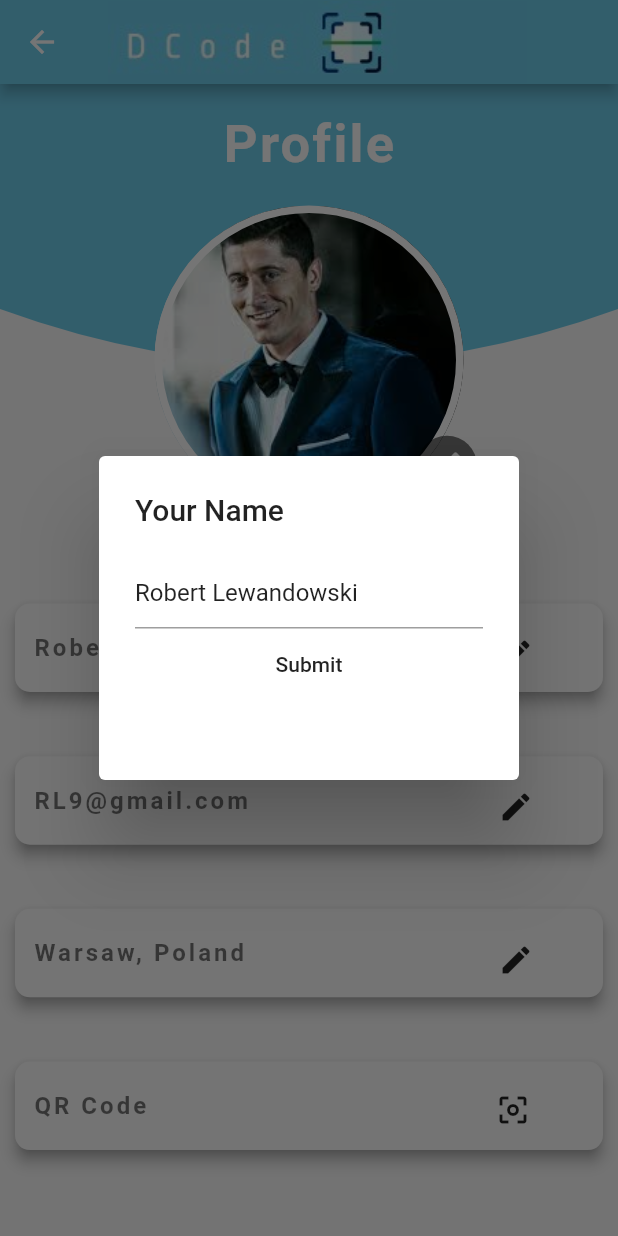
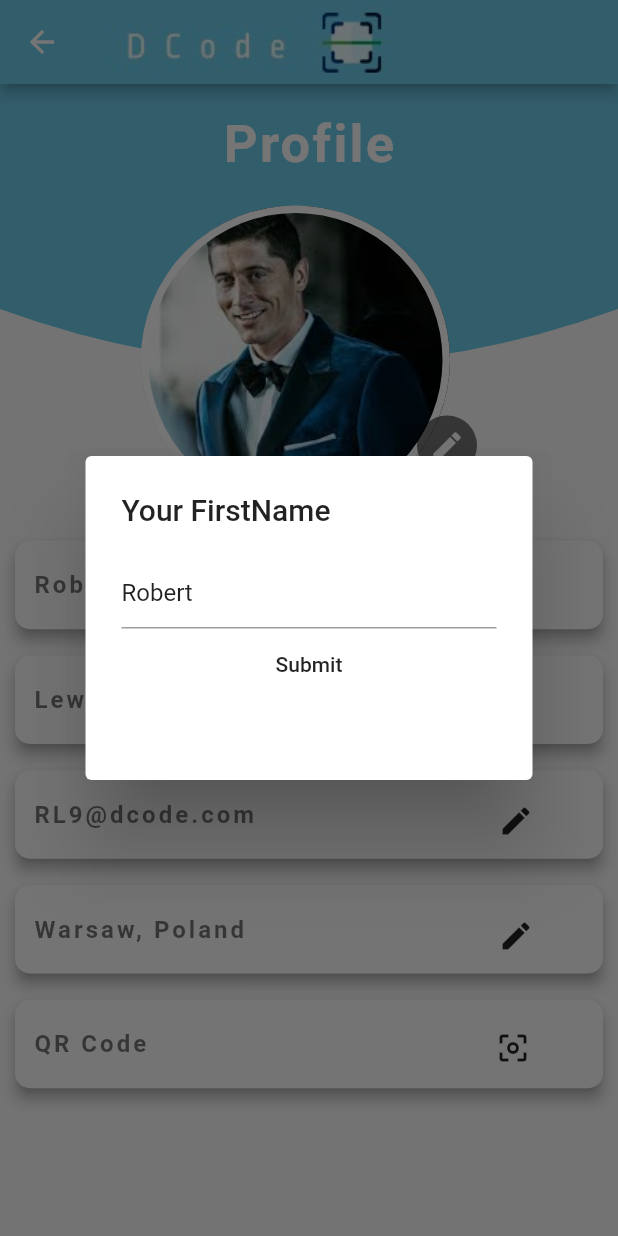
Before and after one commit to KhaledLoay99/qr_code_flutter_project, a Flutter app: the Profile screen opened directly, after a tap on the "edit" icon, on a phone screen of 412 x 824 dp. Run offline on Flutter 3.47's test engine with Material 2 defaults, Android fonts, the phone set to English and light mode, and no system bars.

Commit message:
cont profile page

```diff
--- a/lib/main.dart
+++ b/lib/main.dart
@@ -1,9 +1,10 @@
 import 'package:flutter/material.dart';
 import 'package:Dcode/ui/signup.dart';
+import 'package:Dcode/ui/profile.dart';
 
 void main() {
   runApp(new MaterialApp(
     title: "Dcode App",
-    home: new Signup(),
+    home: new Profile(),
   ));
 }
--- a/lib/ui/profile.dart
+++ b/lib/ui/profile.dart
@@ -11,6 +11,7 @@ class _ProfileState extends State<Profile> {
   final TextEditingController _controller = new TextEditingController();
   TextFormField test;
   bool _isEnabled;
+  static final validCharacters = RegExp(r"^[a-zA-Z]+$");
   final _formKey = GlobalKey<FormState>();
   TextEditingController _customController;
   createAlertDialog(BuildContext context, String type, String val) {
@@ -22,22 +23,59 @@ class _ProfileState extends State<Profile> {
             title: Text("Your $type"),
             content: Container(
               height: 125,
+              width: 250,
               child: Form(
                 key: _formKey,
                 child: Column(
                   children: [
                     TextFormField(
                       validator: (value) {
+                        if (type == "FirstName") {
                           if (value.isEmpty) {
-                          return 'Please Enter Your text';
+                            return 'Please Enter First Name';
+                          }
+                          if (value.length < 3) {
+                            return 'First Name is too short';
+                          }
+                          if (value.length > 18) {
+                            return 'First Name is too long';
+                          }
+                          if (!validCharacters.hasMatch(value)) {
+                            return 'First Name should be alphabets only';
+                          }
+                          return null;
+                        }
+                        if (type == "LastName") {
+                          if (value.isEmpty) {
+                            return 'Please Enter Last Name';
+                          }
+                          if (value.length < 3) {
+                            return 'Last Name is too short';
+                          }
+
+                          if (value.length > 18) {
+                            return 'Last Name is too long';
+                          }
+                          if (!validCharacters.hasMatch(value)) {
+                            return 'Last Name should be alphabets only';
+                          }
+                          return null;
+                        }
+                        if (type == "Email") {
+                          if (value.isEmpty) {
+                            return 'Please Enter Username';
                           }
                           if (value.length > 25) {
-                          return 'too long';
+                            return 'Username is too long';
                           }
-                        if (value.length < 5) {
-                          return 'too short';
+                          if (value.length < 11) {
+                            return 'Username is too short';
+                          }
+                          if (!value.contains('@dcode.com')) {
+                            return 'username should end with @decode.com';
                           }
                           return null;
+                        }
                       },
                       controller: _customController,
                     ),
@@ -68,18 +106,6 @@ class _ProfileState extends State<Profile> {
         child: Form(
           child: Stack(children: [
             test = TextFormField(
-              /*validator: (value) {
-                if (value.isEmpty) {
-                  return 'Please Enter Your text';
-                }
-                if (value.length > 25) {
-                  return 'too long';
-                }
-                if (value.length < 5) {
-                  return 'too short';
-                }
-                return null;
-              },*/
               enabled: false,
               decoration: InputDecoration(
                   hintText: hintText,
@@ -115,10 +141,6 @@ class _ProfileState extends State<Profile> {
 
   @override
   Widget build(BuildContext context) {
-    /*final _formKey = GlobalKey<FormState>();
-    final _formKey2 = GlobalKey<FormState>();
-    final _formKey3 = GlobalKey<FormState>();
-    final _formKey4 = GlobalKey<FormState>();*/
     return Scaffold(
       resizeToAvoidBottomInset: false,
       appBar: new AppBar(
@@ -127,16 +149,13 @@ class _ProfileState extends State<Profile> {
           icon: Icon(Icons.arrow_back),
           onPressed: () {},
         ),
-//          title: new Text("Login"),
         backgroundColor: const Color.fromRGBO(110, 204, 234, 1.0),
       ),
-      body: Stack(
+      body: ListView(children: [
+        Stack(
           alignment: Alignment.center,
           children: [
-          Column(
-            mainAxisAlignment: MainAxisAlignment.end,
-            children: [],
-          ),
+            Stack(alignment: Alignment.topCenter, children: [
               CustomPaint(
                 child: Container(
                   width: MediaQuery.of(context).size.width,
@@ -144,7 +163,10 @@ class _ProfileState extends State<Profile> {
                 ),
                 painter: HeaderCurvedContainer(),
               ),
-          Column(
+              Container(
+                alignment: Alignment.topCenter,
+                child: Column(
+                  mainAxisAlignment: MainAxisAlignment.start,
                   crossAxisAlignment: CrossAxisAlignment.center,
                   children: [
                     Padding(
@@ -159,24 +181,22 @@ class _ProfileState extends State<Profile> {
                         ),
                       ),
                     ),
+                    Stack(
+                      children: [
                         Container(
-                padding: EdgeInsets.all(10.0),
+                          //padding: EdgeInsets.all(0.0),
                           width: MediaQuery.of(context).size.width / 2,
                           height: MediaQuery.of(context).size.width / 2,
                           decoration: BoxDecoration(
                               border: Border.all(color: Colors.white, width: 5),
                               shape: BoxShape.circle,
-                    color: Colors.white,
+                              color: Colors.red,
                               image: DecorationImage(
                                   image: AssetImage('images/profile.jpg'))),
-              )
-            ],
                         ),
-          Column(
-            mainAxisAlignment: MainAxisAlignment.spaceAround,
-            children: [
-              Padding(
-                padding: EdgeInsets.only(top: 220, left: 184),
+                        Container(
+                          padding: EdgeInsets.only(top: 140, left: 184),
+                          margin: EdgeInsets.only(bottom: 50),
                           child: CircleAvatar(
                             backgroundColor: Colors.black54,
                             child: IconButton(
@@ -187,19 +207,41 @@ class _ProfileState extends State<Profile> {
                             ),
                           ),
                         ),
+                      ],
+                    ),
+                  ],
+                ),
+              ),
+            ]),
+            Column(
+              mainAxisAlignment: MainAxisAlignment.spaceAround,
+              children: [
+                /*Padding(
+                  padding: EdgeInsets.only(top: 100, left: 184),
+                  child: CircleAvatar(
+                    backgroundColor: Colors.black54,
+                    child: IconButton(
+                      icon: Icon(
+                        Icons.edit,
+                        color: Colors.white,
+                      ),
+                    ),
+                  ),
+                ),*/
                 Container(
-                height: 450,
+                  padding: EdgeInsets.only(top: 150),
+                  height: 550,
                   width: double.infinity,
                   margin: EdgeInsets.symmetric(horizontal: 10),
                   child: Column(
                     mainAxisAlignment: MainAxisAlignment.spaceEvenly,
                     children: [
                       textfield(
-                        hintText: 'Robert Lewandowski',
-                        qr: false,
-                        type: "Name"),
+                          hintText: 'Robert', qr: false, type: "FirstName"),
                       textfield(
-                        hintText: 'RL9@gmail.com', qr: false, type: "Email"),
+                          hintText: 'Lewandowski', qr: false, type: "LastName"),
+                      textfield(
+                          hintText: 'RL9@dcode.com', qr: false, type: "Email"),
                       textfield(
                           hintText: 'Warsaw, Poland',
                           qr: false,
@@ -215,6 +257,7 @@ class _ProfileState extends State<Profile> {
             ),
           ],
         ),
+      ]),
     );
   }
 }
```
Also changed, not shown: pubspec.lock. Lines whose indentation alone changed are shown as unchanged.
